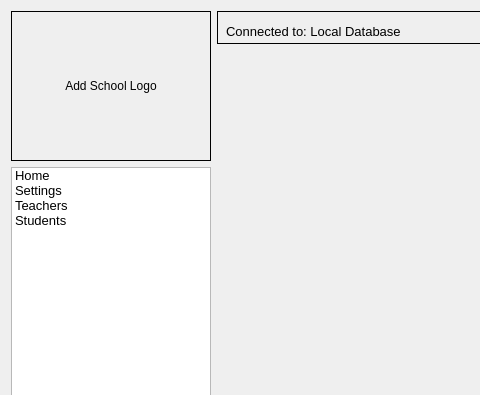
Above: adminmenuform.ui from thenewcoder/school-administration-system before the change; both pictures show x 0 to 480 and y 0 to 395 of the 872 by 715 pixel window. Below: the same form after it.
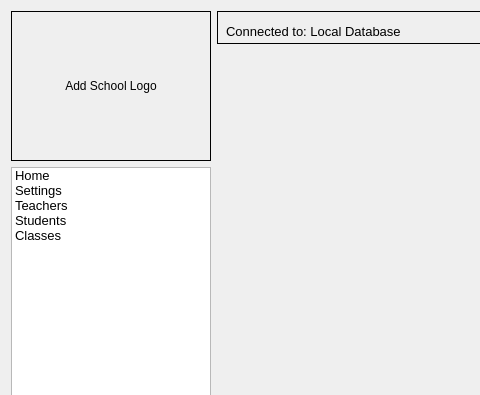
That is the form after the change.

Commit message: Added a classes tab to the menu.

Diff of the .ui file:
```diff
--- a/adminmenuform.ui
+++ b/adminmenuform.ui
@@ -127,6 +127,11 @@
          <string>Students</string>
         </property>
        </item>
+       <item>
+        <property name="text">
+         <string>Classes</string>
+        </property>
+       </item>
       </widget>
      </item>
     </layout>
```
Left out of the diff: 11 changed lines with no effect on the pictures. The commit also changes 6 other files.
